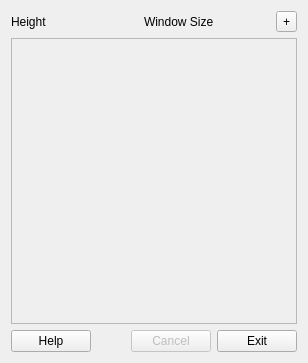
Qt form src/apps/tops_thresholds.ui (rskelly/treetops) before a commit.
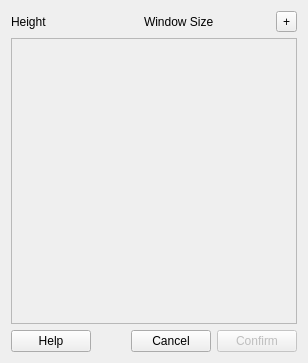
The same form after that commit.

What changed in the file:
```diff
--- a/src/apps/tops_thresholds.ui
+++ b/src/apps/tops_thresholds.ui
@@ -87,7 +87,7 @@
      <item>
       <widget class="QPushButton" name="btnCancel">
        <property name="enabled">
-        <bool>false</bool>
+        <bool>true</bool>
        </property>
        <property name="mouseTracking">
         <bool>false</bool>
@@ -102,6 +102,9 @@
      </item>
      <item>
       <widget class="QPushButton" name="btnExit">
+       <property name="enabled">
+        <bool>false</bool>
+       </property>
        <property name="mouseTracking">
         <bool>false</bool>
        </property>
@@ -109,7 +112,7 @@
         <bool>false</bool>
        </property>
        <property name="text">
-        <string>Exit</string>
+        <string>Confirm</string>
        </property>
       </widget>
      </item>
```
